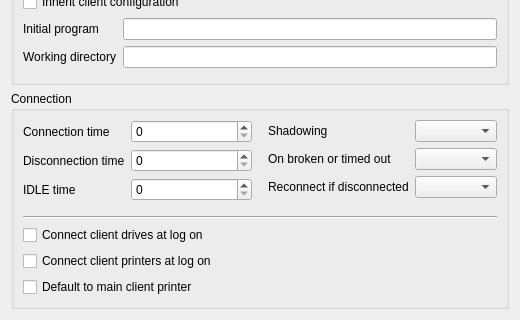
Qt form agent/src/clacks/agent/data/templates/default/user-samba-ts.ui (gonicus/clacks) before a commit; both pictures show x 0 to 520 and y 170 to 490 of the 520 by 490 pixel window.
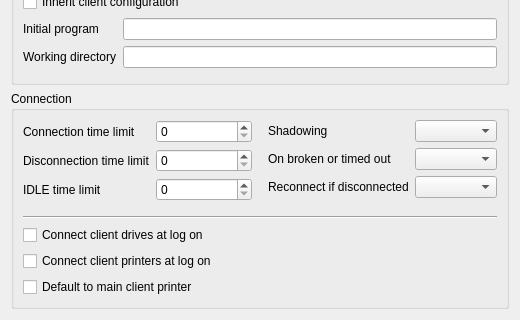
The same form after that commit. Icons and pictures are not drawn.

Commit message: Added group tab initially

```diff
--- a/agent/src/clacks/agent/data/templates/default/user-samba-ts.ui
+++ b/agent/src/clacks/agent/data/templates/default/user-samba-ts.ui
@@ -134,7 +134,7 @@
           <item row="0" column="0">
            <widget class="QLabel" name="CtxMaxConnectionTimeLabel">
             <property name="text">
-             <string>Connection time</string>
+             <string>Connection time limit</string>
             </property>
             <property name="buddy">
              <cstring>CtxMaxConnectionTimeEdit</cstring>
@@ -147,7 +147,7 @@
           <item row="1" column="0">
            <widget class="QLabel" name="CtxMaxDisconnectionTimeLabel">
             <property name="text">
-             <string>Disconnection time</string>
+             <string>Disconnection time limit</string>
             </property>
             <property name="buddy">
              <cstring>CtxMaxDisconnectionTimeEdit</cstring>
@@ -160,7 +160,7 @@
           <item row="2" column="0">
            <widget class="QLabel" name="CtxMaxIdleTimeLabel">
             <property name="text">
-             <string>IDLE time</string>
+             <string>IDLE time limit</string>
             </property>
             <property name="buddy">
              <cstring>CtxMaxIdleTimeEdit</cstring>
```
The commit also changes 3 other files.
